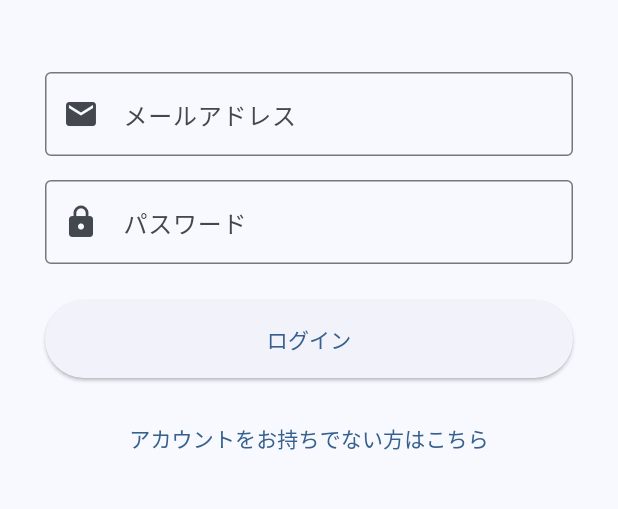
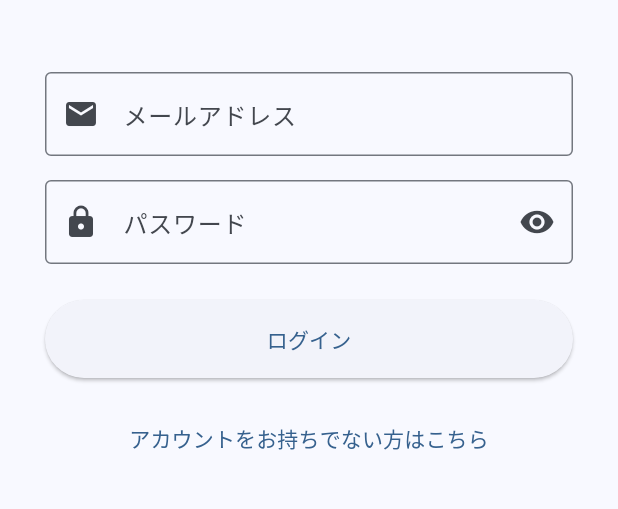
Before and after one commit to YAMASHOYAMASHO/cx6_booking_app, a Flutter app: the screen it shows after launch, on a phone screen of 412 x 824 dp, the part 411-920 px from its top. Run offline on Flutter 3.47's test engine with Material 3 defaults, Android fonts, the phone set to English and light mode, and no system bars; our stand-ins replace cloud_firestore, firebase_auth, firebase_core, flutter_colorpicker, flutter_riverpod, google_fonts and 1 more; accounts and stored records are empty.

Commit message:
ログイン画面にパスワード表示切替機能を追加し、名前とメールアドレスフィールドにオートフィルヒントを追加しました。また、エラーメッセージをより分かりやすく変換する処理を改善しました。

```diff
--- a/lib/src/views/login_page.dart
+++ b/lib/src/views/login_page.dart
@@ -16,6 +16,7 @@ class _LoginPageState extends ConsumerState<LoginPage> {
   final _passwordController = TextEditingController();
   final _nameController = TextEditingController();
   bool _isSignUp = false;
+  bool _obscurePassword = true; // パスワード表示/非表示の状態
 
   @override
   void dispose() {
@@ -56,6 +57,8 @@ class _LoginPageState extends ConsumerState<LoginPage> {
                       border: OutlineInputBorder(),
                       prefixIcon: Icon(Icons.person),
                     ),
+                    autofillHints: const [AutofillHints.name],
+                    onFieldSubmitted: (_) => _submit(),
                     validator: (value) {
                       if (value == null || value.isEmpty) {
                         return '名前を入力してください';
@@ -74,6 +77,11 @@ class _LoginPageState extends ConsumerState<LoginPage> {
                     prefixIcon: Icon(Icons.email),
                   ),
                   keyboardType: TextInputType.emailAddress,
+                  autofillHints: const [
+                    AutofillHints.email,
+                    AutofillHints.username,
+                  ],
+                  onFieldSubmitted: (_) => _submit(),
                   validator: (value) {
                     if (value == null || value.isEmpty) {
                       return 'メールアドレスを入力してください';
@@ -88,12 +96,27 @@ class _LoginPageState extends ConsumerState<LoginPage> {
                 // パスワード
                 TextFormField(
                   controller: _passwordController,
-                  decoration: const InputDecoration(
+                  decoration: InputDecoration(
                     labelText: 'パスワード',
-                    border: OutlineInputBorder(),
-                    prefixIcon: Icon(Icons.lock),
+                    border: const OutlineInputBorder(),
+                    prefixIcon: const Icon(Icons.lock),
+                    suffixIcon: IconButton(
+                      icon: Icon(
+                        _obscurePassword
+                            ? Icons.visibility
+                            : Icons.visibility_off,
                       ),
-                  obscureText: true,
+                      onPressed: () {
+                        setState(() {
+                          _obscurePassword = !_obscurePassword;
+                        });
+                      },
+                      tooltip: _obscurePassword ? 'パスワードを表示' : 'パスワードを隠す',
+                    ),
+                  ),
+                  obscureText: _obscurePassword,
+                  autofillHints: const [AutofillHints.password],
+                  onFieldSubmitted: (_) => _submit(),
                   validator: (value) {
                     if (value == null || value.isEmpty) {
                       return 'パスワードを入力してください';
@@ -129,7 +152,9 @@ class _LoginPageState extends ConsumerState<LoginPage> {
                 ),
                 // エラーメッセージ
                 if (authState.hasError)
-                  _ErrorDisplay(error: authState.error.toString()),
+                  _ErrorDisplay(
+                    error: _getErrorMessage(authState.error.toString()),
+                  ),
               ],
             ),
           ),
@@ -143,6 +168,7 @@ class _LoginPageState extends ConsumerState<LoginPage> {
       return;
     }
 
+    try {
       if (_isSignUp) {
         await ref
             .read(authViewModelProvider.notifier)
@@ -159,6 +185,29 @@ class _LoginPageState extends ConsumerState<LoginPage> {
               _passwordController.text,
             );
       }
+    } catch (e) {
+      // エラーは authViewModelProvider の状態で処理される
+    }
+  }
+
+  /// エラーメッセージを分かりやすく変換
+  String _getErrorMessage(String error) {
+    // Firebase認証エラーを分かりやすいメッセージに変換
+    if (error.contains('invalid-email') ||
+        error.contains('user-not-found') ||
+        error.contains('wrong-password') ||
+        error.contains('invalid-credential')) {
+      return 'メールアドレスまたはパスワードが間違っています';
+    } else if (error.contains('email-already-in-use')) {
+      return 'このメールアドレスは既に使用されています';
+    } else if (error.contains('weak-password')) {
+      return 'パスワードが弱すぎます。6文字以上で設定してください';
+    } else if (error.contains('network-request-failed')) {
+      return 'ネットワークエラーが発生しました。接続を確認してください';
+    } else if (error.contains('too-many-requests')) {
+      return 'ログイン試行回数が多すぎます。しばらく待ってから再度お試しください';
+    }
+    return 'ログインに失敗しました。入力内容をご確認ください';
   }
 }
 
@@ -183,13 +232,7 @@ class _ErrorDisplay extends StatelessWidget {
           Icon(Icons.error, color: Colors.red),
           const SizedBox(width: 8),
           Expanded(
-            child: SelectableText(
-              'エラー: $error',
-              style: TextStyle(
-                color: Colors.red.shade900,
-                fontFamily: 'monospace',
-              ),
-            ),
+            child: Text(error, style: TextStyle(color: Colors.red.shade900)),
           ),
         ],
       ),
```
Lines whose indentation alone changed are shown as unchanged.
